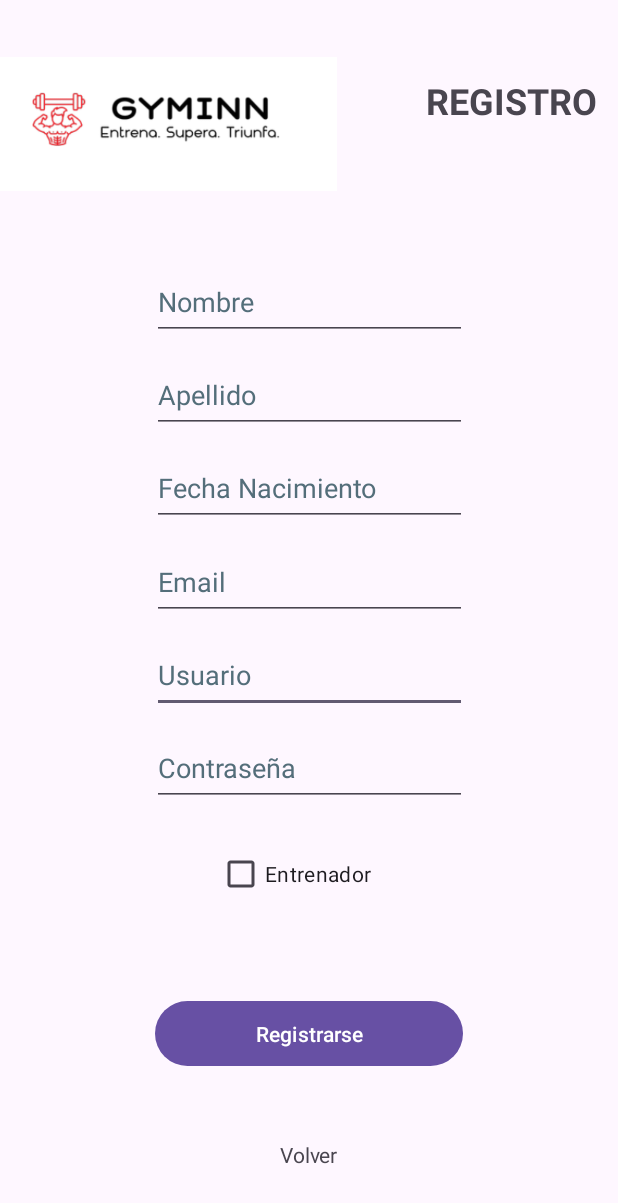
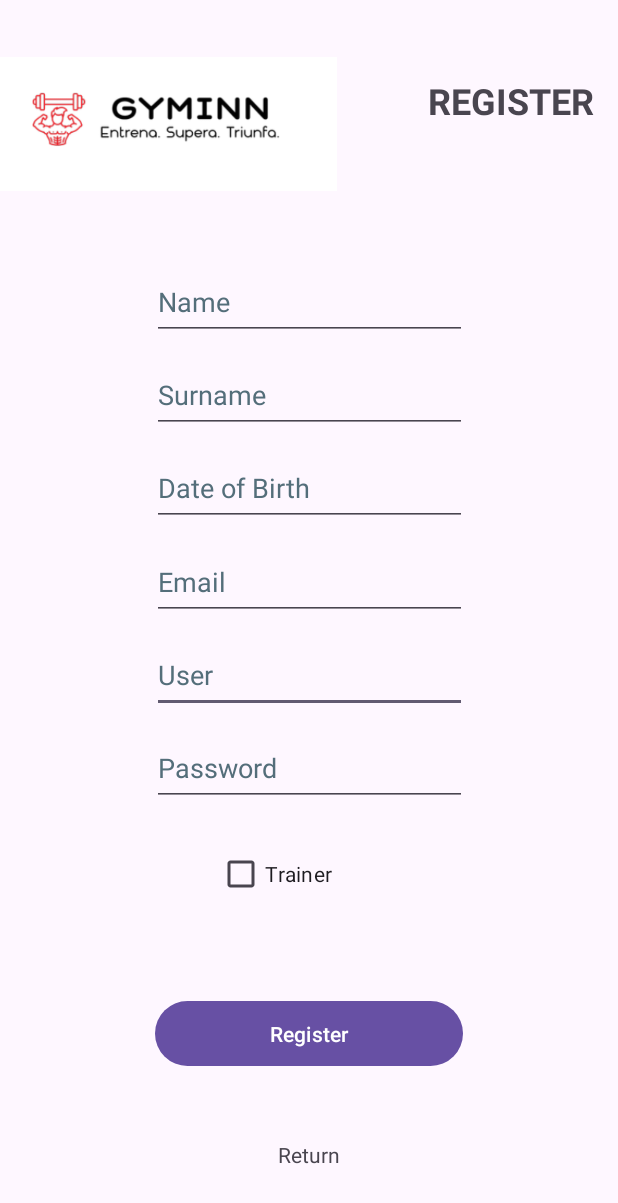
Before and after one commit to Javiertries2code/MovilGymInn, an Android app: the RegisterActivity screen opened directly, with no data from a screen before it, on a phone screen of 412 x 824 dp. Shown: the top 1203 px of the screen. Run offline under Robolectric (Android 15) with nearby library versions, the phone set to English and light mode, and no system bars.

Commit message:
Cambio de idioma

```diff
--- a/MovilGymInnXML/app/src/main/java/com/example/gyminnxml/ProfileActivity.kt
+++ b/MovilGymInnXML/app/src/main/java/com/example/gyminnxml/ProfileActivity.kt
@@ -38,7 +38,7 @@ class ProfileActivity :  AppCompatActivity() {
         }
         // Configura el listener para cambiar el idioma
         imageViewChangeLanguage.setOnClickListener {
-
+            changeLanguage("es")
         }
 
 
--- a/MovilGymInnXML/app/src/main/res/layout/activity_main.xml
+++ b/MovilGymInnXML/app/src/main/res/layout/activity_main.xml
@@ -38,7 +38,7 @@
         android:layout_height="wrap_content"
         android:autofillHints=""
         android:ems="10"
-        android:hint="@string/usuario"
+        android:hint="@string/userLogin"
         android:inputType="text"
         app:layout_constraintBottom_toTopOf="@+id/etPassword"
         app:layout_constraintEnd_toEndOf="parent"
@@ -61,7 +61,7 @@
         android:id="@+id/btnRegistro"
         android:layout_width="wrap_content"
         android:layout_height="wrap_content"
-        android:text="@string/registro"
+        android:text="@string/registerLogin"
         app:layout_constraintBottom_toTopOf="@+id/rememberMe"
         app:layout_constraintEnd_toEndOf="parent"
         app:layout_constraintHorizontal_bias="0.5"
--- a/MovilGymInnXML/app/src/main/res/layout/activity_register.xml
+++ b/MovilGymInnXML/app/src/main/res/layout/activity_register.xml
@@ -11,7 +11,7 @@
         android:layout_height="50dp"
         android:autofillHints=""
         android:ems="10"
-        android:hint="@string/EditTextUser"
+        android:hint="@string/EditTextUserRegister"
         android:textColorHint="#546E7A"
         app:layout_constraintBottom_toTopOf="@+id/editTextTextPassword"
         app:layout_constraintEnd_toEndOf="@+id/editTextTextPassword"
@@ -23,7 +23,7 @@
         android:id="@+id/editText"
         android:layout_width="210dp"
         android:layout_height="50dp"
-        android:hint="@string/EditTextSurname"
+        android:hint="@string/EditTextSurnameRegister"
         android:textColorHint="#546E7A"
         app:layout_constraintBottom_toTopOf="@+id/editTextDate"
         app:layout_constraintEnd_toEndOf="@+id/editTextDate"
@@ -37,7 +37,7 @@
         android:layout_height="50dp"
         android:autofillHints=""
         android:ems="10"
-        android:hint="@string/EditTextFechaNac"
+        android:hint="@string/EditTextBirthDayRegister"
         android:inputType="date"
         android:textColorHint="#546E7A"
         app:layout_constraintBottom_toTopOf="@+id/editTextTextEmailAddress"
@@ -52,7 +52,7 @@
         android:layout_height="50dp"
         android:autofillHints=""
         android:ems="10"
-        android:hint="@string/EditTextEmail"
+        android:hint="@string/EditTextEmailRegister"
         android:inputType="textEmailAddress"
         android:textColorHint="#546E7A"
         app:layout_constraintBottom_toTopOf="@+id/editTextUsername"
@@ -67,7 +67,7 @@
         android:layout_height="50dp"
         android:autofillHints=""
         android:ems="10"
-        android:hint="@string/EditTextPassword"
+        android:hint="@string/EditTextPasswordRegister"
         android:inputType="textPassword"
         android:textColorHint="#546E7A"
         app:layout_constraintBottom_toTopOf="@+id/checkBox"
@@ -80,7 +80,7 @@
         android:id="@+id/textInputEditText2"
         android:layout_width="210dp"
         android:layout_height="50dp"
-        android:hint="@string/EditTextName"
+        android:hint="@string/EditTextNameRegister"
         android:textColorHint="#546E7A"
         app:layout_constraintBottom_toTopOf="@+id/editText"
         app:layout_constraintEnd_toEndOf="@+id/editText"
@@ -145,7 +145,7 @@
         android:id="@+id/ButtonVolver"
         android:layout_width="wrap_content"
         android:layout_height="wrap_content"
-        android:text="@string/TextBack"
+        android:text="@string/TextReturnRegister"
         app:layout_constraintBottom_toBottomOf="parent"
         app:layout_constraintEnd_toEndOf="parent"
         app:layout_constraintStart_toStartOf="parent"
@@ -156,7 +156,7 @@
         android:layout_width="123dp"
         android:layout_height="48dp"
         android:layout_marginTop="9dp"
-        android:text="@string/checkboxEntrenador"
+        android:text="@string/checkboxTrainerRegister"
         app:layout_constraintBottom_toTopOf="@+id/guideline2"
         app:layout_constraintEnd_toEndOf="parent"
         app:layout_constraintStart_toStartOf="parent"
--- a/MovilGymInnXML/app/src/main/res/layout/activity_workouts.xml
+++ b/MovilGymInnXML/app/src/main/res/layout/activity_workouts.xml
@@ -23,7 +23,7 @@
         android:id="@+id/textView2"
         android:layout_width="125dp"
         android:layout_height="35dp"
-        android:text="@string/textName"
+        android:text="@string/textNameWorkOuts"
         app:layout_constraintBottom_toTopOf="@+id/guideline3"
         app:layout_constraintEnd_toEndOf="parent"
         app:layout_constraintHorizontal_bias="0.055"
@@ -55,7 +55,7 @@
         android:id="@+id/buttonVolverWorkouts"
         android:layout_width="wrap_content"
         android:layout_height="wrap_content"
-        android:text="@string/btnVolverWorkouts"
+        android:text="@string/btnReturnWorkouts"
         app:layout_constraintBottom_toBottomOf="parent"
         app:layout_constraintEnd_toEndOf="parent"
         app:layout_constraintStart_toStartOf="parent"
--- a/MovilGymInnXML/app/src/main/res/values/strings.xml
+++ b/MovilGymInnXML/app/src/main/res/values/strings.xml
@@ -1,41 +1,41 @@
 <resources>
     <string name="app_name">GymInnXML</string>
-    <string name="nombre">GimmInn</string>
+    <string name="nameLogin">GimmInn</string>
     <string name="login">Login</string>
-    <string name="registro">Registro</string>
+    <string name="registerLogin">Register</string>
     <string name="remember">Remember me</string>
-    <string name="usuario">Usuario</string>
-    <string name="clave">Contraseña</string>
-    <string name="imageViewLogin">Imagen</string>
+    <string name="userLogin">User</string>
+    <string name="clave">Password</string>
+    <string name="imageViewLogin">Image</string>
     <!-- Pantalla registro-->
-    <string name="EditTextName">Nombre</string>
-    <string name="EditTextSurname">Apellido</string>
-    <string name="EditTextEmail">Email</string>
-    <string name="EditTextFechaNac">Fecha Nacimiento</string>
-    <string name="EditTextUser">Usuario</string>
-    <string name="EditTextPassword">Contraseña</string>
-    <string name="LogoImage">TODO</string>
-    <string name="RegisterTitle">REGISTRO</string>
-    <string name="RegisterButton">Registrarse</string>
-    <string name="TextBack">Volver</string>
-    <string name="checkboxEntrenador">Entrenador</string>
-    <string name="imageViewRegister">Imagen</string>
+    <string name="EditTextNameRegister">Name</string>
+    <string name="EditTextSurnameRegister">Surname</string>
+    <string name="EditTextEmailRegister">Email</string>
+    <string name="EditTextBirthDayRegister">Date of Birth</string>
+    <string name="EditTextUserRegister">User</string>
+    <string name="EditTextPasswordRegister">Password</string>
+    <string name="LogoImageRegister">TODO</string>
+    <string name="RegisterTitle">REGISTER</string>
+    <string name="RegisterButton">Register</string>
+    <string name="TextReturnRegister">Return </string>
+    <string name="checkboxTrainerRegister">Trainer</string>
+    <string name="imageViewRegister">Image</string>
 
     <!-- Pantalla WorkOuts  -->
-    <string name="textName">WORKOUT</string>
-    <string name="imageViewWorkouts">Imagen</string>
+    <string name="textNameWorkOuts">WORKOUT</string>
+    <string name="imageViewWorkouts">Image</string>
     <string name="imageviewWorkouts2">TODO</string>
-    <string name="btnVolverWorkouts">Volver</string>
+    <string name="btnReturnWorkouts">Return</string>
 
     <!-- Pantalla Perfil  -->
-    <string name="btnVolverProfile">Volver</string>
-    <string name="ImagenCambioTema">TODO</string>
-    <string name="imagenCambioIdioma">TODO</string>
-    <string name="fecha_nacimientoProfile">Fecha Nacimiento</string>
+    <string name="btnReturnProfile">Return</string>
+    <string name="ImageThemeChangeProfile">TODO</string>
+    <string name="imageLanguageChangeProfile">TODO</string>
+    <string name="EditTextBirthDayProfile">Date of Birth</string>
     <string name="emailProfile">Email</string>
-    <string name="usuarioProfile">Usuario</string>
-    <string name="apellidoProfile">Apellido</string>
-    <string name="nombreProfile">Nombre</string>
+    <string name="userProfile">User</string>
+    <string name="surnameProfile">Surname</string>
+    <string name="nameProfile">Name</string>
 
 
 
```
Also changed, not shown: MovilGymInnXML/app/src/main/res/layout/activity_profile.xml (+7 -7 lines), 1 other file.
